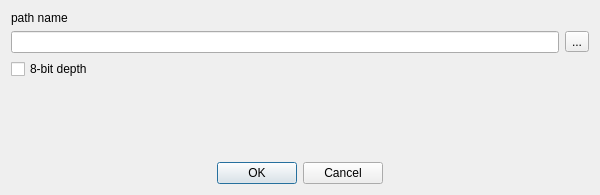
Qt form src/gui/dialogs/view_image.ui (cppd/math) before a commit.
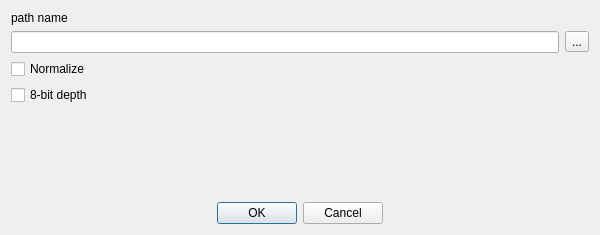
The same form after that commit.

Commit message: view image

Patch:
```diff
--- a/src/gui/dialogs/view_image.ui
+++ b/src/gui/dialogs/view_image.ui
@@ -7,7 +7,7 @@
     <x>0</x>
     <y>0</y>
     <width>600</width>
-    <height>195</height>
+    <height>235</height>
    </rect>
   </property>
   <property name="minimumSize">
@@ -41,6 +41,13 @@
      </item>
     </layout>
    </item>
+   <item>
+    <widget class="QCheckBox" name="checkBox_normalize">
+     <property name="text">
+      <string>Normalize</string>
+     </property>
+    </widget>
+   </item>
    <item>
     <widget class="QCheckBox" name="checkBox_8_bit">
      <property name="text">
```
The commit also changes 3 other files.
